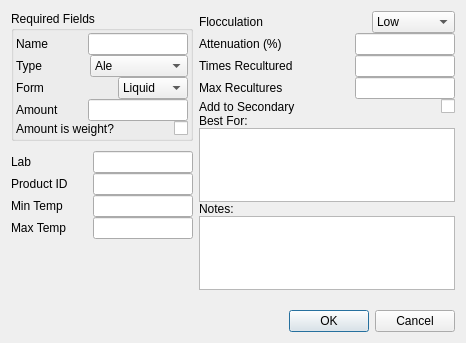
Brewtarget/brewtarget, file ui/yeastEditor.ui: the form before one commit.
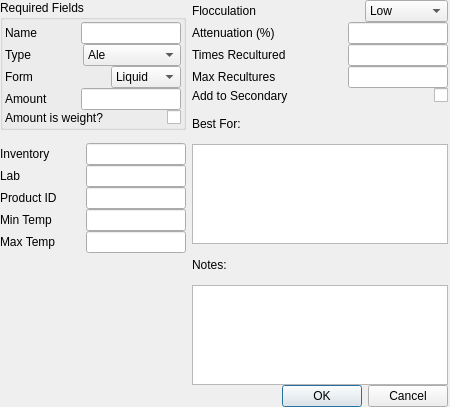
The form after the commit.

Commit message: Added inventory feature

Diff of the .ui file:
```diff
--- a/ui/yeastEditor.ui
+++ b/ui/yeastEditor.ui
@@ -6,13 +6,22 @@
    <rect>
     <x>0</x>
     <y>0</y>
-    <width>466</width>
-    <height>343</height>
+    <width>450</width>
+    <height>407</height>
    </rect>
   </property>
   <property name="windowTitle">
    <string>Yeast Editor</string>
   </property>
+  <widget class="QWidget" name="layoutWidget">
+   <property name="geometry">
+    <rect>
+     <x>0</x>
+     <y>0</y>
+     <width>448</width>
+     <height>407</height>
+    </rect>
+   </property>
   <layout class="QHBoxLayout" name="horizontalLayout_15">
    <item>
     <layout class="QVBoxLayout" name="verticalLayout_2">
@@ -234,11 +243,41 @@
        <property name="sizeHint" stdset="0">
         <size>
          <width>20</width>
-         <height>10</height>
+          <height>13</height>
         </size>
        </property>
       </spacer>
      </item>
+      <item>
+       <layout class="QHBoxLayout" name="horizontalLayout_16">
+        <item>
+         <widget class="QLabel" name="label_inventory">
+          <property name="text">
+           <string>Inventory</string>
+          </property>
+         </widget>
+        </item>
+        <item>
+         <widget class="QLineEdit" name="lineEdit_inventory">
+          <property name="sizePolicy">
+           <sizepolicy hsizetype="Maximum" vsizetype="Fixed">
+            <horstretch>0</horstretch>
+            <verstretch>0</verstretch>
+           </sizepolicy>
+          </property>
+          <property name="maximumSize">
+           <size>
+            <width>100</width>
+            <height>16777215</height>
+           </size>
+          </property>
+          <property name="toolTip">
+           <string>Quanta in inventory</string>
+          </property>
+         </widget>
+        </item>
+       </layout>
+      </item>
      <item>
       <layout class="QHBoxLayout" name="horizontalLayout_7">
        <item>
@@ -592,22 +631,6 @@
        </property>
       </widget>
      </item>
-     <item>
-      <spacer name="verticalSpacer">
-       <property name="orientation">
-        <enum>Qt::Vertical</enum>
-       </property>
-       <property name="sizeType">
-        <enum>QSizePolicy::MinimumExpanding</enum>
-       </property>
-       <property name="sizeHint" stdset="0">
-        <size>
-         <width>20</width>
-         <height>20</height>
-        </size>
-       </property>
-      </spacer>
-     </item>
      <item>
       <widget class="QDialogButtonBox" name="buttonBox">
        <property name="orientation">
@@ -621,6 +644,7 @@
     </layout>
    </item>
   </layout>
+  </widget>
  </widget>
  <resources/>
  <connections>
```
Lines whose indentation alone changed are shown as unchanged. The commit also changes 38 other files.
